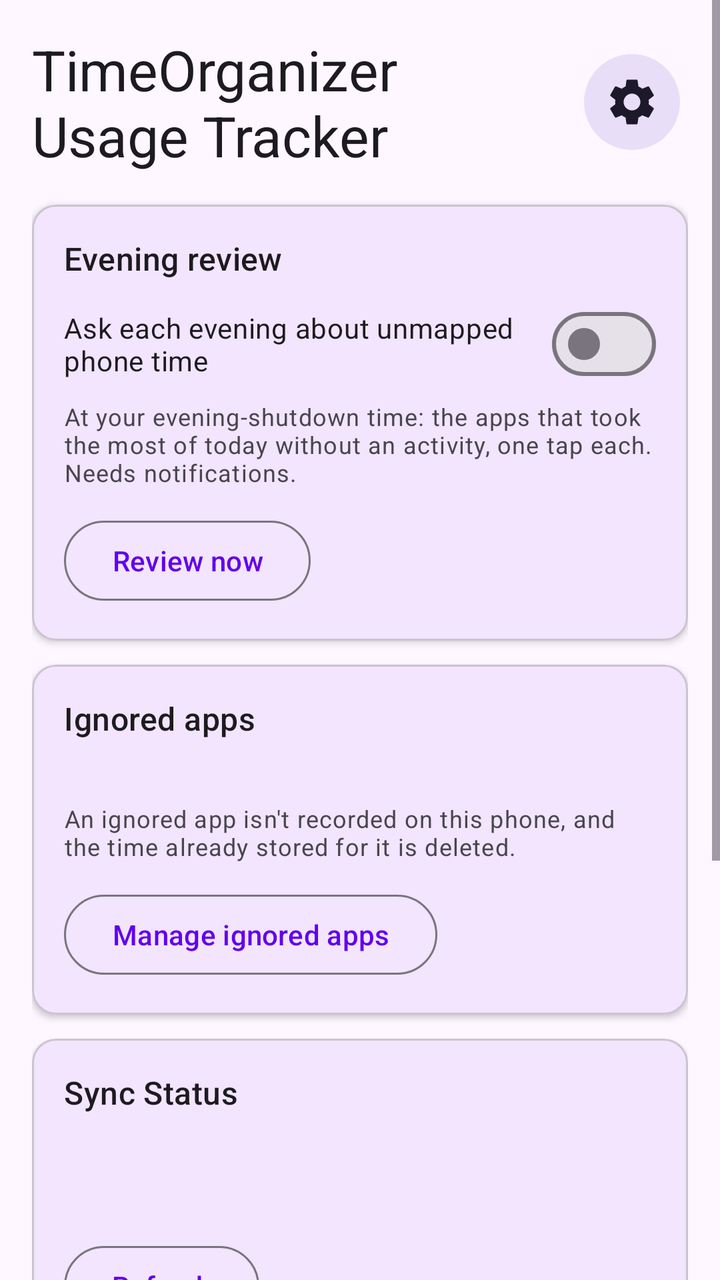
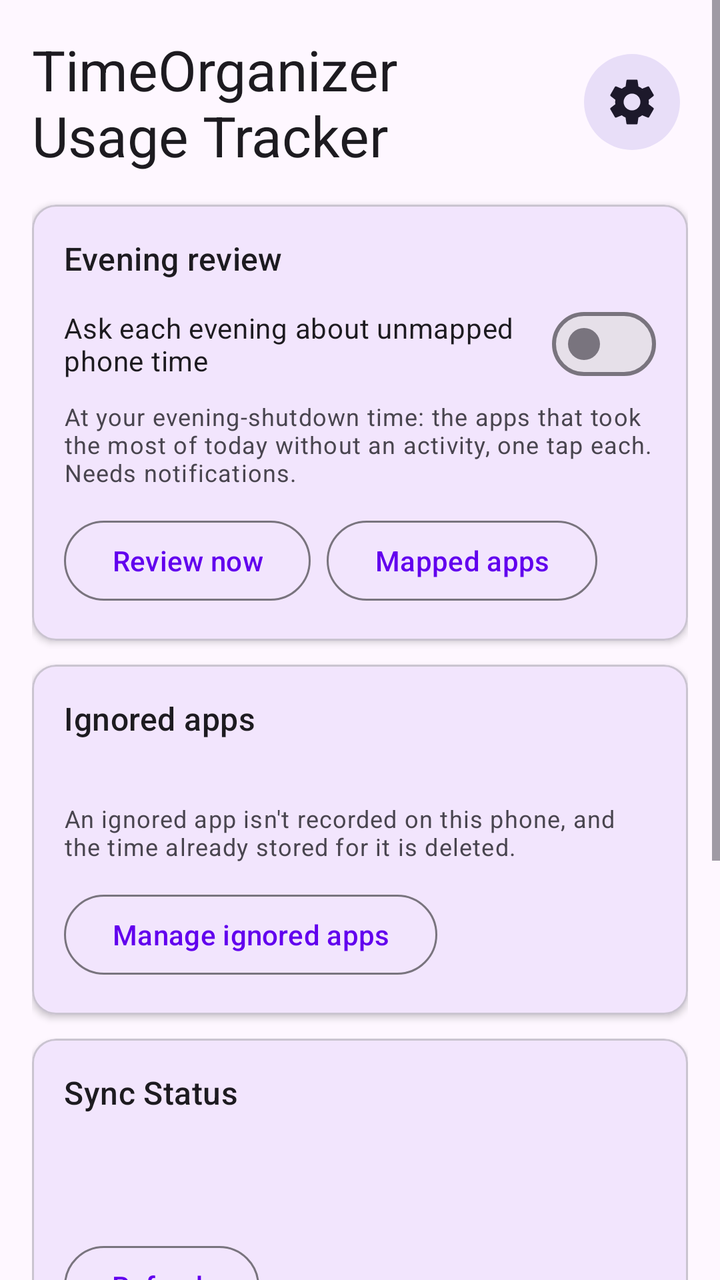

Screens rendered from an Android XML layout before and after an edit, with the pre-edit source and the edit as a unified diff.
<!-- AndroidManifest.xml: application theme Theme.TimeOrganizerUsageTracker -->
<!-- res/layout/activity_main.xml -->
<?xml version="1.0" encoding="utf-8"?>
<LinearLayout xmlns:android="http://schemas.android.com/apk/res/android"
    xmlns:app="http://schemas.android.com/apk/res-auto"
    android:layout_width="match_parent"
    android:id="@+id/root"
    android:layout_height="match_parent"
    android:orientation="vertical">

    
    <com.google.android.material.card.MaterialCardView
        android:id="@+id/bannerUsageAccess"
        android:layout_width="match_parent"
        android:layout_height="wrap_content"
        android:layout_marginStart="16dp"
        android:layout_marginEnd="16dp"
        android:layout_marginTop="16dp"
        android:visibility="gone"
        app:cardBackgroundColor="?attr/colorErrorContainer"
        app:strokeColor="?attr/colorError"
        app:strokeWidth="1dp"
        app:cardElevation="0dp"
        app:cardCornerRadius="12dp">

        <LinearLayout
            android:layout_width="match_parent"
            android:layout_height="wrap_content"
            android:orientation="vertical"
            android:padding="16dp">

            <TextView
                android:layout_width="wrap_content"
                android:layout_height="wrap_content"
                android:text="@string/usage_access_banner_title"
                android:textAppearance="?attr/textAppearanceTitleMedium"
                android:textColor="?attr/colorOnErrorContainer"
                android:layout_marginBottom="4dp" />

            <TextView
                android:layout_width="wrap_content"
                android:layout_height="wrap_content"
                android:text="@string/usage_access_banner_text"
                android:textAppearance="?attr/textAppearanceBodyMedium"
                android:textColor="?attr/colorOnErrorContainer"
                android:layout_marginBottom="12dp" />

            <com.google.android.material.button.MaterialButton
                android:id="@+id/btnGrantPermission"
                android:layout_width="wrap_content"
                android:layout_height="wrap_content"
                android:text="@string/btn_grant_permission"
                android:backgroundTint="?attr/colorError"
                android:textColor="?attr/colorOnError" />

        </LinearLayout>
    </com.google.android.material.card.MaterialCardView>

    <ScrollView
        android:layout_width="match_parent"
        android:layout_height="0dp"
        android:layout_weight="1"
        android:clipToPadding="false"
        android:fillViewport="true">

    <LinearLayout
        android:layout_width="match_parent"
        android:layout_height="wrap_content"
        android:orientation="vertical"
        android:padding="16dp">

        
        <LinearLayout
            android:layout_width="match_parent"
            android:layout_height="wrap_content"
            android:orientation="horizontal"
            android:gravity="center_vertical"
            android:layout_marginBottom="16dp">

            <TextView
                android:layout_width="0dp"
                android:layout_height="wrap_content"
                android:layout_weight="1"
                android:text="TimeOrganizer Usage Tracker"
                android:textAppearance="?attr/textAppearanceHeadlineMedium" />

            <com.google.android.material.button.MaterialButton
                android:id="@+id/btnSettings"
                style="@style/Widget.Material3.Button.IconButton.Filled.Tonal"
                android:layout_width="wrap_content"
                android:layout_height="wrap_content"
                android:layout_marginStart="8dp"
                android:contentDescription="@string/settings_title"
                app:icon="@drawable/ic_settings"
                app:iconSize="28dp" />

        </LinearLayout>

        
        <com.google.android.material.card.MaterialCardView
            android:id="@+id/bannerSetup"
            android:layout_width="match_parent"
            android:layout_height="wrap_content"
            android:layout_marginBottom="12dp"
            android:visibility="gone"
            android:clickable="true"
            android:focusable="true"
            app:cardBackgroundColor="@color/warning_container"
            app:strokeColor="@color/warning"
            app:strokeWidth="1dp"
            app:cardElevation="0dp"
            app:cardCornerRadius="12dp">

            <LinearLayout
                android:layout_width="match_parent"
                android:layout_height="wrap_content"
                android:orientation="vertical"
                android:padding="16dp">

                <TextView
                    android:layout_width="wrap_content"
                    android:layout_height="wrap_content"
                    android:text="@string/setup_banner_title"
                    android:textAppearance="?attr/textAppearanceTitleMedium"
                    android:textColor="@color/on_warning_container"
                    android:layout_marginBottom="4dp" />

                <TextView
                    android:id="@+id/tvSetupBanner"
                    android:layout_width="wrap_content"
                    android:layout_height="wrap_content"
                    android:textAppearance="?attr/textAppearanceBodyMedium"
                    android:textColor="@color/on_warning_container"
                    android:layout_marginBottom="12dp" />

                <com.google.android.material.button.MaterialButton
                    android:id="@+id/btnOpenSettings"
                    android:layout_width="wrap_content"
                    android:layout_height="wrap_content"
                    android:text="@string/btn_open_settings"
                    android:textColor="@color/on_warning_container"
                    app:strokeColor="@color/warning"
                    style="@style/Widget.Material3.Button.OutlinedButton" />

            </LinearLayout>
        </com.google.android.material.card.MaterialCardView>

        
        <com.google.android.material.card.MaterialCardView
            android:layout_width="match_parent"
            android:layout_height="wrap_content"
            android:layout_marginBottom="12dp"
            app:cardElevation="2dp"
            app:cardCornerRadius="12dp">

            <LinearLayout
                android:layout_width="match_parent"
                android:layout_height="wrap_content"
                android:orientation="vertical"
                android:padding="16dp">

                <TextView
                    android:layout_width="wrap_content"
                    android:layout_height="wrap_content"
                    android:text="@string/review_card_title"
                    android:textAppearance="?attr/textAppearanceTitleMedium"
                    android:layout_marginBottom="8dp" />

                <com.google.android.material.materialswitch.MaterialSwitch
                    android:id="@+id/swEveningReview"
                    android:layout_width="match_parent"
                    android:layout_height="wrap_content"
                    android:text="@string/review_card_switch" />

                <TextView
                    android:layout_width="wrap_content"
                    android:layout_height="wrap_content"
                    android:text="@string/review_card_hint"
                    android:textAppearance="?attr/textAppearanceBodySmall"
                    android:layout_marginTop="4dp"
                    android:layout_marginBottom="12dp" />

                <com.google.android.material.button.MaterialButton
                    android:id="@+id/btnReviewNow"
                    android:layout_width="wrap_content"
                    android:layout_height="wrap_content"
                    android:text="@string/btn_review_now"
                    style="@style/Widget.Material3.Button.OutlinedButton" />

            </LinearLayout>
        </com.google.android.material.card.MaterialCardView>

        
        <com.google.android.material.card.MaterialCardView
            android:layout_width="match_parent"
            android:layout_height="wrap_content"
            android:layout_marginBottom="12dp"
            app:cardElevation="2dp"
            app:cardCornerRadius="12dp">

            <LinearLayout
                android:layout_width="match_parent"
                android:layout_height="wrap_content"
                android:orientation="vertical"
                android:padding="16dp">

                <TextView
                    android:layout_width="wrap_content"
                    android:layout_height="wrap_content"
                    android:text="@string/ignored_title"
                    android:textAppearance="?attr/textAppearanceTitleMedium"
                    android:layout_marginBottom="8dp" />

                <TextView
                    android:id="@+id/tvIgnoredCount"
                    android:layout_width="wrap_content"
                    android:layout_height="wrap_content"
                    android:textAppearance="?attr/textAppearanceBodyMedium" />

                <TextView
                    android:layout_width="wrap_content"
                    android:layout_height="wrap_content"
                    android:text="@string/ignored_card_hint"
                    android:textAppearance="?attr/textAppearanceBodySmall"
                    android:layout_marginTop="4dp"
                    android:layout_marginBottom="12dp" />

                <com.google.android.material.button.MaterialButton
                    android:id="@+id/btnIgnoredApps"
                    android:layout_width="wrap_content"
                    android:layout_height="wrap_content"
                    android:text="@string/btn_ignored_apps"
                    style="@style/Widget.Material3.Button.OutlinedButton" />

            </LinearLayout>
        </com.google.android.material.card.MaterialCardView>

        
        <com.google.android.material.card.MaterialCardView
            android:layout_width="match_parent"
            android:layout_height="wrap_content"
            android:layout_marginBottom="12dp"
            app:cardElevation="2dp"
            app:cardCornerRadius="12dp">

            <LinearLayout
                android:layout_width="match_parent"
                android:layout_height="wrap_content"
                android:orientation="vertical"
                android:padding="16dp">

                <TextView
                    android:layout_width="wrap_content"
                    android:layout_height="wrap_content"
                    android:text="Sync Status"
                    android:textAppearance="?attr/textAppearanceTitleMedium"
                    android:layout_marginBottom="8dp" />

                <TextView
                    android:id="@+id/tvLastSync"
                    android:layout_width="wrap_content"
                    android:layout_height="wrap_content"
                    android:textAppearance="?attr/textAppearanceBodyMedium" />

                <TextView
                    android:id="@+id/tvSyncResult"
                    android:layout_width="wrap_content"
                    android:layout_height="wrap_content"
                    android:textAppearance="?attr/textAppearanceBodyMedium"
                    android:layout_marginTop="4dp" />

                <com.google.android.material.button.MaterialButton
                    android:id="@+id/btnRefreshStatus"
                    android:layout_width="wrap_content"
                    android:layout_height="wrap_content"
                    android:layout_marginTop="12dp"
                    android:text="@string/btn_refresh_status"
                    style="@style/Widget.Material3.Button.OutlinedButton" />

            </LinearLayout>
        </com.google.android.material.card.MaterialCardView>

        
        <com.google.android.material.card.MaterialCardView
            android:layout_width="match_parent"
            android:layout_height="wrap_content"
            android:layout_marginBottom="12dp"
            app:cardElevation="2dp"
            app:cardCornerRadius="12dp">

            <LinearLayout
                android:layout_width="match_parent"
                android:layout_height="wrap_content"
                android:orientation="vertical"
                android:padding="16dp">

                <TextView
                    android:layout_width="wrap_content"
                    android:layout_height="wrap_content"
                    android:text="Backend Connection"
                    android:textAppearance="?attr/textAppearanceTitleMedium"
                    android:layout_marginBottom="8dp" />

                <TextView
                    android:id="@+id/tvBackendStatus"
                    android:layout_width="wrap_content"
                    android:layout_height="wrap_content"
                    android:textAppearance="?attr/textAppearanceBodyMedium" />

                <TextView
                    android:id="@+id/tvApiUrl"
                    android:layout_width="wrap_content"
                    android:layout_height="wrap_content"
                    android:textAppearance="?attr/textAppearanceBodySmall"
                    android:layout_marginTop="4dp" />

            </LinearLayout>
        </com.google.android.material.card.MaterialCardView>

        
        <com.google.android.material.button.MaterialButton
            android:id="@+id/btnSyncNow"
            android:layout_width="match_parent"
            android:layout_height="wrap_content"
            android:text="@string/btn_sync_now"
            android:layout_marginTop="8dp" />

        
        <com.google.android.material.button.MaterialButton
            android:id="@+id/btnLogout"
            android:layout_width="match_parent"
            android:layout_height="wrap_content"
            android:text="@string/btn_logout"
            android:layout_marginTop="24dp"
            style="@style/Widget.Material3.Button.TextButton" />

    </LinearLayout>
    </ScrollView>
</LinearLayout>
<!-- resources referenced by this layout -->
<resources>
  <color name="on_warning_container">#FF3D2E00</color>
  <color name="warning">#FFB98900</color>
  <color name="warning_container">#FFFFF0C2</color>
  <!-- drawable ic_settings (drawable) -->
  <?xml version="1.0" encoding="utf-8"?>
  <vector xmlns:android="http://schemas.android.com/apk/res/android"
      android:width="24dp"
      android:height="24dp"
      android:viewportWidth="24"
      android:viewportHeight="24">
      <path
          android:fillColor="#FF000000"
          android:pathData="M19.14,12.94c0.04,-0.3 0.06,-0.61 0.06,-0.94c0,-0.32 -0.02,-0.64 -0.07,-0.94l2.03,-1.58c0.18,-0.14 0.23,-0.41 0.12,-0.61l-1.92,-3.32c-0.12,-0.22 -0.37,-0.29 -0.59,-0.22l-2.39,0.96c-0.5,-0.38 -1.03,-0.7 -1.62,-0.94L14.4,2.81c-0.04,-0.24 -0.24,-0.41 -0.48,-0.41h-3.84c-0.24,0 -0.43,0.17 -0.47,0.41L9.25,5.35C8.66,5.59 8.12,5.92 7.63,6.29L5.24,5.33c-0.22,-0.08 -0.47,0 -0.59,0.22L2.74,8.87C2.62,9.08 2.66,9.34 2.86,9.48l2.03,1.58C4.84,11.36 4.8,11.69 4.8,12s0.02,0.64 0.07,0.94l-2.03,1.58c-0.18,0.14 -0.23,0.41 -0.12,0.61l1.92,3.32c0.12,0.22 0.37,0.29 0.59,0.22l2.39,-0.96c0.5,0.38 1.03,0.7 1.62,0.94l0.36,2.54c0.05,0.24 0.24,0.41 0.48,0.41h3.84c0.24,0 0.44,-0.17 0.47,-0.41l0.36,-2.54c0.59,-0.24 1.13,-0.56 1.62,-0.94l2.39,0.96c0.22,0.08 0.47,0 0.59,-0.22l1.92,-3.32c0.12,-0.22 0.07,-0.47 -0.12,-0.61L19.14,12.94zM12,15.6c-1.98,0 -3.6,-1.62 -3.6,-3.6s1.62,-3.6 3.6,-3.6s3.6,1.62 3.6,3.6S13.98,15.6 12,15.6z" />
  </vector>
  <string name="btn_grant_permission">Grant Usage Access</string>
  <string name="btn_ignored_apps">Manage ignored apps</string>
  <string name="btn_logout">Sign Out</string>
  <string name="btn_open_settings">Open settings</string>
  <string name="btn_refresh_status">Refresh</string>
  <string name="btn_review_now">Review now</string>
  <string name="btn_sync_now">Sync Now</string>
  <string name="ignored_card_hint">An ignored app isn\'t recorded on this phone, and the time already stored for it is deleted.</string>
  <string name="ignored_title">Ignored apps</string>
  <string name="review_card_hint">At your evening-shutdown time: the apps that took the most of today without an activity, one tap each. Needs notifications.</string>
  <string name="review_card_switch">Ask each evening about unmapped phone time</string>
  <string name="review_card_title">Evening review</string>
  <string name="settings_title">Settings</string>
  <string name="setup_banner_title">Setup isn\'t finished</string>
  <string name="usage_access_banner_text">Your app use isn\'t being read. Android keeps it for about a week, and it\'s picked up once access is back — anything older is gone.</string>
  <string name="usage_access_banner_title">Usage access is off</string>
  <style name="Theme.TimeOrganizerUsageTracker" parent="Theme.Material3.DayNight.NoActionBar">
          <item name="colorPrimary">@color/purple_500</item>
          <item name="colorOnPrimary">@color/white</item>
          <item name="colorSecondary">@color/teal_200</item>
          <item name="colorOnSecondary">@color/black</item>
      </style>
  <color name="purple_500">#FF6200EE</color>
  <color name="white">#FFFFFFFF</color>
  <color name="teal_200">#FF03DAC5</color>
  <color name="black">#FF000000</color>
</resources>

<!-- the commit's change to res/layout/activity_main.xml (unified diff, before → after) -->
@@ -178,12 +178,26 @@
                     android:layout_marginTop="4dp"
                     android:layout_marginBottom="12dp" />
 
-                <com.google.android.material.button.MaterialButton
-                    android:id="@+id/btnReviewNow"
-                    android:layout_width="wrap_content"
-                    android:layout_height="wrap_content"
-                    android:text="@string/btn_review_now"
-                    style="@style/Widget.Material3.Button.OutlinedButton" />
+                <LinearLayout
+                    android:layout_width="match_parent"
+                    android:layout_height="wrap_content"
+                    android:orientation="horizontal">
+
+                    <com.google.android.material.button.MaterialButton
+                        android:id="@+id/btnReviewNow"
+                        android:layout_width="wrap_content"
+                        android:layout_height="wrap_content"
+                        android:layout_marginEnd="8dp"
+                        android:text="@string/btn_review_now"
+                        style="@style/Widget.Material3.Button.OutlinedButton" />
+
+                    <com.google.android.material.button.MaterialButton
+                        android:id="@+id/btnMappedApps"
+                        android:layout_width="wrap_content"
+                        android:layout_height="wrap_content"
+                        android:text="@string/btn_mapped_apps"
+                        style="@style/Widget.Material3.Button.OutlinedButton" />
+                </LinearLayout>
 
             </LinearLayout>
         </com.google.android.material.card.MaterialCardView>
<!-- resource entries referenced after the edit -->
@@ -17,6 +17,7 @@
   <string name="btn_grant_permission">Grant Usage Access</string>
   <string name="btn_ignored_apps">Manage ignored apps</string>
   <string name="btn_logout">Sign Out</string>
+  <string name="btn_mapped_apps">Mapped apps</string>
   <string name="btn_open_settings">Open settings</string>
   <string name="btn_refresh_status">Refresh</string>
   <string name="btn_review_now">Review now</string>
